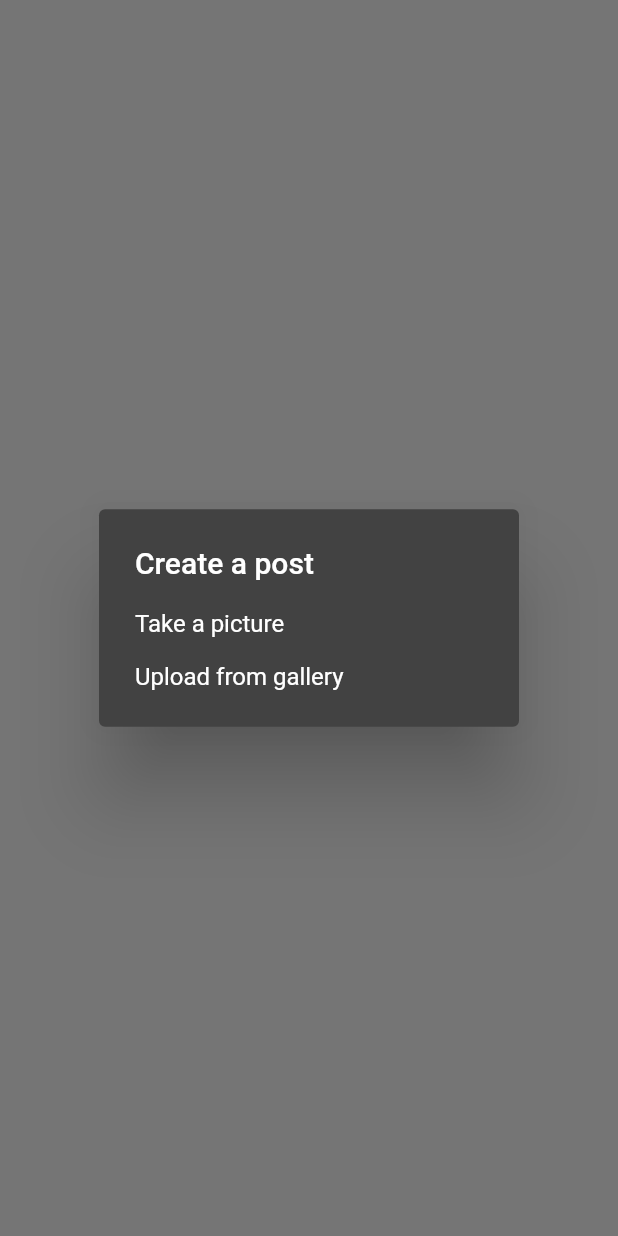
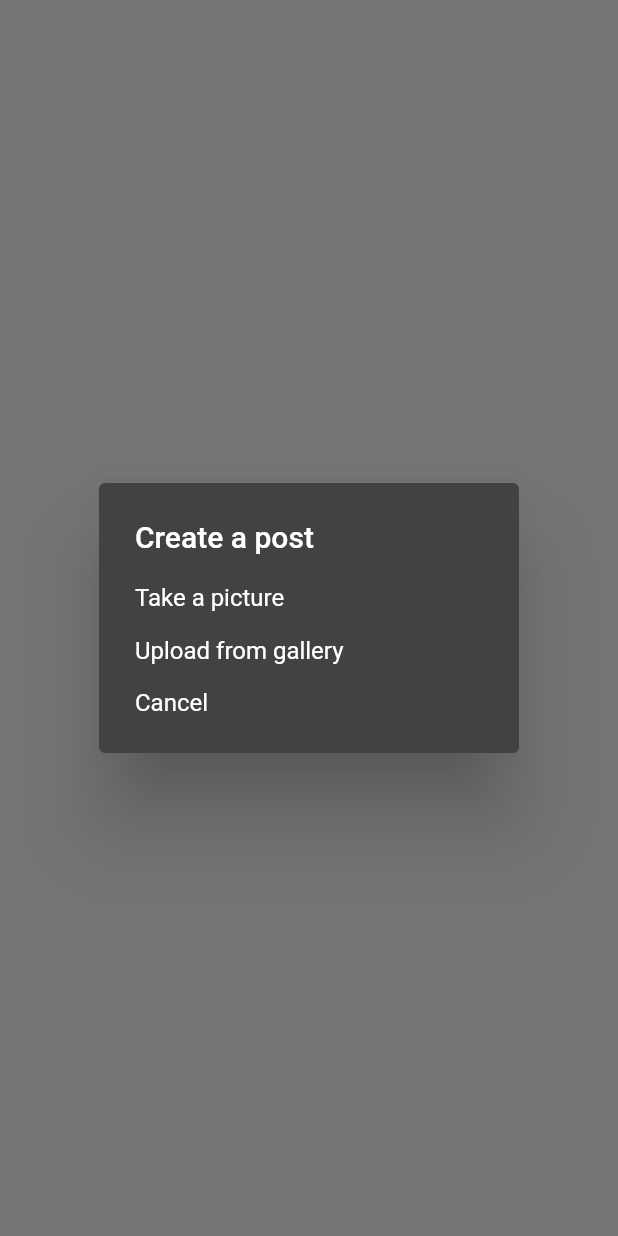
Before and after one commit to AKASHANGADII/insta_clone, a Flutter app: the MAddPostScreen screen opened directly, after a tap on the "upload" icon, on a phone screen of 412 x 824 dp. Run offline on Flutter 3.47's test engine with Material 2 defaults, Android fonts, the phone set to English and light mode, and no system bars; our stand-ins replace cloud_firestore, firebase_auth, firebase_core, firebase_storage, flutter_svg, image_picker; accounts and stored records are empty; network calls fail.

Commit message:
Upload post to the firebase

```diff
--- a/lib/mobile/screens/m_add_post_screen.dart
+++ b/lib/mobile/screens/m_add_post_screen.dart
@@ -3,6 +3,8 @@ import 'dart:typed_data';
 import 'package:flutter/material.dart';
 import 'package:image_picker/image_picker.dart';
 import 'package:insta_clone/providers/user_provider.dart';
+import 'package:insta_clone/resources/firestore_methods.dart';
+import 'package:insta_clone/resources/storage_methods.dart';
 import 'package:insta_clone/utils/colours.dart';
 import 'package:insta_clone/utils/utils.dart';
 import 'package:provider/provider.dart';
@@ -17,7 +19,35 @@ class MAddPostScreen extends StatefulWidget {
 }
 
 class _MAddPostScreenState extends State<MAddPostScreen> {
+  TextEditingController _descriptionController = TextEditingController();
   Uint8List? _image;
+  bool _isLoading = false;
+  postImage(User _userDetails) async {
+    setState(() {
+      _isLoading = true;
+    });
+    try {
+      String res = await FirestoreMethods().UploadPost(
+          _descriptionController.text,
+          _image!,
+          _userDetails.uid,
+          _userDetails.userName,
+          _userDetails.imageUrl);
+      setState(() {
+        _isLoading = false;
+      });
+      if (res == "success") {
+        ClearImage();
+        showSnackBar(context, "Posted");
+
+      } else {
+        showSnackBar(context, res);
+      }
+    } catch (err) {
+      showSnackBar(context, err.toString());
+    }
+  }
+
   _selectImage(BuildContext context) async {
     return showDialog(
         context: context,
@@ -29,7 +59,7 @@ class _MAddPostScreenState extends State<MAddPostScreen> {
                     Navigator.pop(context);
                     Uint8List? file = await pickImage(ImageSource.camera);
                     setState(() {
-                      _image=file;
+                      _image = file;
                     });
                   },
                   child: Text("Take a picture"),
@@ -39,13 +69,25 @@ class _MAddPostScreenState extends State<MAddPostScreen> {
                     Navigator.pop(context);
                     Uint8List? file = await pickImage(ImageSource.gallery);
                     setState(() {
-                      _image=file;
+                      _image = file;
                     });
                   },
                   child: Text("Upload from gallery"),
-                )
+                ),
+                SimpleDialogOption(
+                  onPressed: () async {
+                    Navigator.pop(context);
+                  },
+                  child: Text("Cancel"),
+                ),
               ],
             ));
+  }
+
+  ClearImage() {
+    setState(() {
+      _image = null;
+    });
   }
 
   @override
@@ -54,7 +96,7 @@ class _MAddPostScreenState extends State<MAddPostScreen> {
     return _image == null
         ? Center(
             child: IconButton(
-              onPressed: ()=>_selectImage(context),
+              onPressed: () => _selectImage(context),
               icon: Icon(Icons.upload),
             ),
           )
@@ -63,14 +105,27 @@ class _MAddPostScreenState extends State<MAddPostScreen> {
               backgroundColor: mobileBackgroundColor,
               leading: IconButton(
                 onPressed: () {
-                  //TODO:Implement back option
+                  ClearImage();
                 },
                 icon: Icon(Icons.arrow_back),
               ),
-              title: Text("Post to"),
+              title: Text("Post"),
+              actions: [
+                TextButton(
+                  child: Text("Post"),
+                  onPressed: () {
+                    postImage(_userDetails!);
+                  },
+                ),
+              ],
             ),
             body: Column(
               children: [
+                _isLoading
+                    ? const LinearProgressIndicator()
+                    : const Padding(
+                        padding: EdgeInsets.only(top: 0),
+                      ),
                 Row(
                   crossAxisAlignment: CrossAxisAlignment.start,
                   mainAxisAlignment: MainAxisAlignment.spaceBetween,
@@ -82,7 +137,8 @@ class _MAddPostScreenState extends State<MAddPostScreen> {
                       child: SizedBox(
                         width: MediaQuery.of(context).size.width * 0.6,
                         child: TextField(
-                          decoration: InputDecoration(
+                          controller: _descriptionController,
+                          decoration: const InputDecoration(
                             hintText: "Write a caption..",
                             hintStyle: TextStyle(fontSize: 14),
                             border: InputBorder.none,
@@ -95,13 +151,14 @@ class _MAddPostScreenState extends State<MAddPostScreen> {
                       height: 45,
                       width: 45,
                       decoration: BoxDecoration(
-                          image: DecorationImage(
-                        fit: BoxFit.cover,
-                        image: MemoryImage(
-                          _image!,
-                        )
-                      )),
-                    )
+                        image: DecorationImage(
+                          fit: BoxFit.cover,
+                          image: MemoryImage(
+                            _image!,
+                          ),
+                        ),
+                      ),
+                    ),
                   ],
                 )
               ],
--- /dev/null
+++ b/lib/models/post.dart
@@ -0,0 +1,23 @@
+class Post{
+  final String description;
+  final String uid;
+  final String userName;
+  final String postId;
+  final datePublished;
+  final String postUrl;
+  final String profileImage;
+  final likes;
+
+  Post({required this.description,required this.uid,required this.userName,required this.datePublished,required this.postId,required this.postUrl,required this.profileImage,required this.likes});
+
+  Map<String,dynamic> toJson()=>{
+    'userName':userName,
+    'uid':uid,
+    'postId':postId,
+    'description':description,
+    'datePublished':datePublished,
+    'postUrl':postUrl,
+    'profileImage':profileImage,
+    'likes':likes,
+  };
+}
--- a/lib/providers/user_provider.dart
+++ b/lib/providers/user_provider.dart
@@ -8,6 +8,7 @@ class UserProvider with ChangeNotifier{
   User? get getUser=>_user;
   Future<void> refreshUser()async {
     _user=await AuthMethods().getUserDetails();
+    print(_user!.imageUrl);
     notifyListeners();
   }
 }
--- a/lib/resources/storage_methods.dart
+++ b/lib/resources/storage_methods.dart
@@ -2,6 +2,7 @@ import 'dart:typed_data';
 
 import 'package:firebase_auth/firebase_auth.dart';
 import 'package:firebase_storage/firebase_storage.dart';
+import 'package:uuid/uuid.dart';
 
 class StorageMethods{
 
@@ -9,6 +10,10 @@ class StorageMethods{
     FirebaseStorage _storage=FirebaseStorage.instance;
     FirebaseAuth _auth=FirebaseAuth.instance;
     Reference _ref=_storage.ref().child(childName).child(_auth.currentUser!.uid);
+    var uuid=Uuid();
+    if(isPost){
+      _ref=_ref.child(uuid.v1());
+    }
     UploadTask _uploadTask=_ref.putData(image);
     TaskSnapshot _snap=await _uploadTask;
     String downloadUrl=await _snap.ref.getDownloadURL();
--- a/pubspec.yaml
+++ b/pubspec.yaml
@@ -43,6 +43,7 @@ dependencies:
   image_picker: ^0.8.6
   firebase_storage: ^11.0.4
   provider: ^6.0.4
+  uuid: ^3.0.6
 
 dev_dependencies:
   flutter_test:
```
Also changed, not shown: lib/resources/firestore_methods.dart (added, +33 -0 lines), pubspec.lock.
